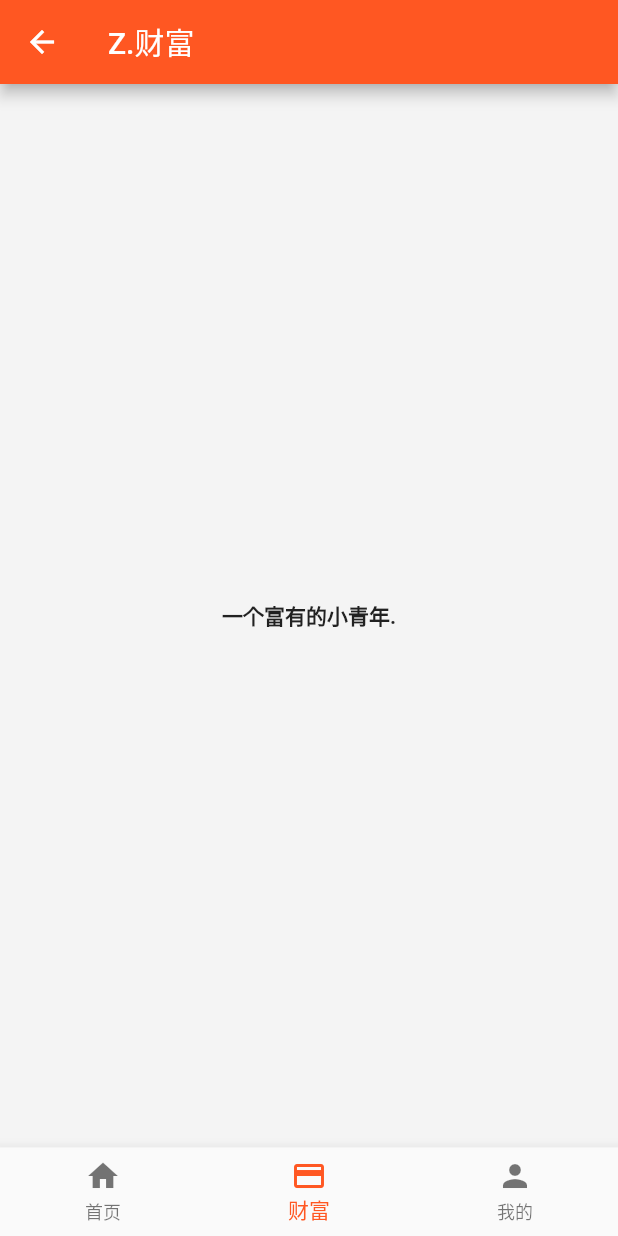
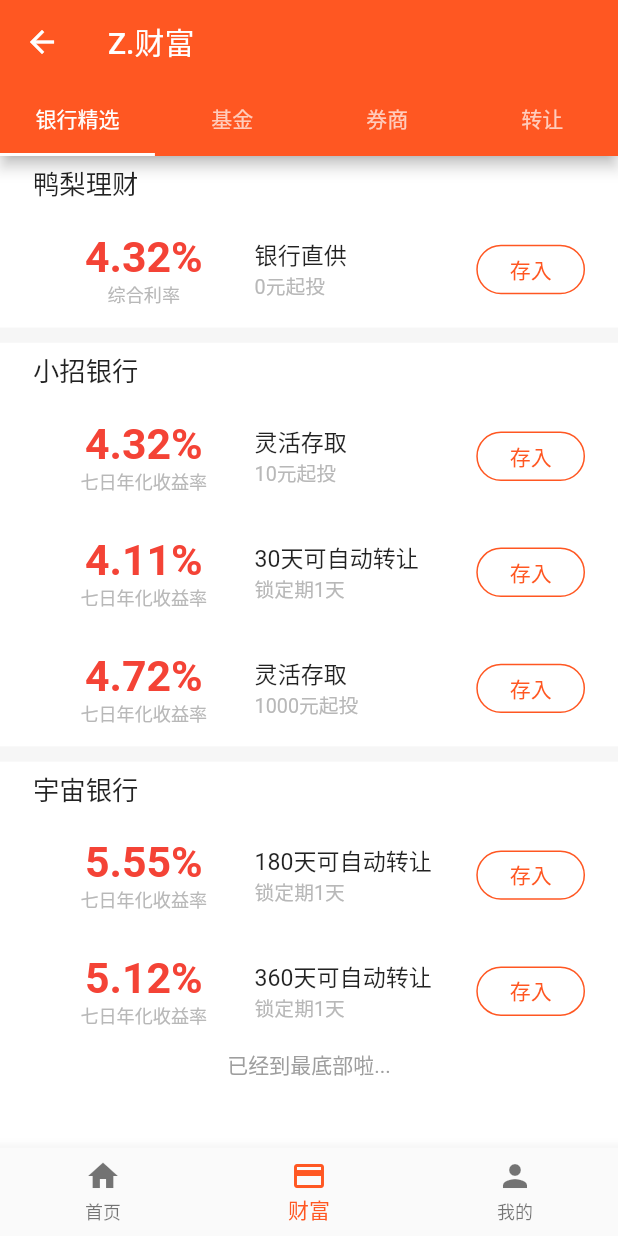
Before and after one commit to zhongmeizhi/fultter-example-app, a Flutter app: the MainPage screen opened by its route, item 2 of the bottom bar chosen, on a phone screen of 412 x 824 dp. Run offline on Flutter 3.47's test engine with Material 2 defaults, Android fonts, the phone set to English and light mode, and no system bars; our stand-ins replace flutter_screenutil; missing offline and left inert: common_utils.

Commit message:
修复首页跳转路径，增加银行理财页面

```diff
--- /dev/null
+++ b/lib/component/bank_product.dart
@@ -0,0 +1,100 @@
+
+import 'package:flutter/material.dart';
+import 'package:flutter_screenutil/flutter_screenutil.dart';
+
+class BankProduct extends StatelessWidget {
+
+  final item;
+  final Function intoChoicenessDetail;
+
+  BankProduct({this.item, this.intoChoicenessDetail});
+
+  @override
+  Widget build(BuildContext context) {
+
+    bool _containsProName = item.containsKey('pro');
+
+    return Container(
+      padding: EdgeInsets.only(top: ScreenUtil().setWidth(12), bottom: ScreenUtil().setWidth(12)),
+      child: Column(
+        children: <Widget>[
+          _containsProName ? _proNameWidget(item['pro']) : Container(height: 0.0,),
+          Row(
+            children: <Widget>[
+              Expanded(
+                flex: 1,
+                child: Column(
+                  children: <Widget>[
+                    Text(
+                      item['rate'],
+                      style: TextStyle(fontSize: ScreenUtil().setSp(26), fontWeight: FontWeight.w700, color: Colors.red)
+                    ),
+                    Text(
+                      item['rateTime'],
+                      style: TextStyle(fontSize: ScreenUtil().setSp(11), color: Color(0xFFB8B8B8))
+                    )
+                  ],
+                ),
+              ),
+              Expanded(
+                flex: 1,
+                child: Column(
+                  children: <Widget>[
+                    Row(
+                      children: <Widget>[
+                        Text(
+                          item['desc'],
+                          style: TextStyle(fontSize: ScreenUtil().setSp(14))
+                        ),
+                      ],
+                    ),
+                    Row(
+                      children: <Widget>[
+                        Text(
+                          item['limitDesc'],
+                          style: TextStyle(fontSize: ScreenUtil().setSp(12), color: Color(0xFFB8B8B8))
+                        )
+                      ],
+                    )
+                  ],
+                ),
+              ),
+              Container(
+                width: ScreenUtil().setWidth(66),
+                height: ScreenUtil().setWidth(30),
+                child: FlatButton(
+                  color: Colors.white,
+                  textColor: Colors.deepOrange,
+                  splashColor: Colors.white,
+                  highlightColor: Colors.white,
+                  child: Text("存入"),
+                  shape: RoundedRectangleBorder(
+                    borderRadius: BorderRadius.circular(20.0),
+                    side: BorderSide(style: BorderStyle.solid, color: Colors.deepOrange)
+                  ),
+                  onPressed: () => {
+                    intoChoicenessDetail(id: item['id'])
+                  }
+                )
+              )
+            ]
+          ),
+        ],
+      )
+    );
+  }
+}
+
+Widget _proNameWidget (productName) {
+  return Row(
+    children: <Widget>[
+      Padding(
+        padding: EdgeInsets.only(bottom: ScreenUtil().setWidth(9)),
+        child: Text(
+          productName,
+          style: TextStyle(fontSize: ScreenUtil().setSp(14), color: Color(0xFF666666))
+        )
+      )
+    ]
+  );
+}
--- a/lib/main.dart
+++ b/lib/main.dart
@@ -18,7 +18,7 @@ class MyApp extends StatelessWidget {
         primarySwatch: Colors.deepOrange,
       ),//注册路由表
     routes:{
-      "/MainPage": (context) => new MainPage(),
+      "MainPage": (context) => new MainPage(),
       "login_page": (context) => new LoginPage(title: '登录'),
     } ,
       home: SplashScreen(),
@@ -35,7 +35,13 @@ class MainPage extends StatefulWidget {
 }
 
 class _MainPageState extends State<MainPage> {
-  int _selectedIndex = 0;
+  int _selectedIndex;
+
+  @override
+  void initState() {
+    super.initState();
+    _selectedIndex = 0;
+  }
 
   @override
   Widget build(BuildContext context) {
--- a/lib/page/customer/customer_page.dart
+++ b/lib/page/customer/customer_page.dart
@@ -13,7 +13,7 @@ class _CustomerPageState extends State<CustomerPage> {
   @override
   Widget build(BuildContext context) {
     return Scaffold(
-      backgroundColor: Color(0xFFF4F4F4),
+      backgroundColor: Color(0xFFffffff),
       appBar: AppBar(
         title: Text('Z.我的'),
       ),
--- a/lib/page/home/home_page.dart
+++ b/lib/page/home/home_page.dart
@@ -1,5 +1,6 @@
 import 'package:flutter/material.dart';
 import 'package:flutter_screenutil/flutter_screenutil.dart';
+import 'package:flutter_app/component/bank_product.dart';
 
 class HomePage extends StatefulWidget {
   @override
@@ -186,88 +187,7 @@ Widget _choicenessWidget ({context, choiceList}) {
   final List<Widget> items = [];
   for (int i = 0; i < choiceList.length; i++) {
     Map item = choiceList[i];
-    items.add(
-      SizedBox(
-        height: ScreenUtil().setWidth(102),
-        child: Padding(
-          padding: EdgeInsets.only(top: ScreenUtil().setWidth(12), bottom: ScreenUtil().setWidth(12)),
-          child: Column(
-            children: <Widget>[Row(
-                  children: <Widget>[
-                  Padding(
-                    padding: EdgeInsets.only(bottom: ScreenUtil().setWidth(9)),
-                    child: Text(
-                      item['pro'],
-                      style: TextStyle(fontSize: ScreenUtil().setSp(14), color: Color(0xFF666666))
-                    )
-                  )
-                ]
-              ),
-              Row(
-                children: <Widget>[
-                  Expanded(
-                    flex: 1,
-                    child: Column(
-                      children: <Widget>[
-                        Text(
-                          item['rate'],
-                          style: TextStyle(fontSize: ScreenUtil().setSp(26), fontWeight: FontWeight.w700, color: Colors.red)
-                        ),
-                        Text(
-                          item['rateTime'],
-                          style: TextStyle(fontSize: ScreenUtil().setSp(11), color: Color(0xFFB8B8B8))
-                        )
-                      ],
-                    ),
-                  ),
-                  Expanded(
-                    flex: 1,
-                    child: Column(
-                      children: <Widget>[
-                        Row(
-                          children: <Widget>[
-                            Text(
-                              item['desc'],
-                              style: TextStyle(fontSize: ScreenUtil().setSp(14))
-                            ),
-                          ],
-                        ),
-                        Row(
-                          children: <Widget>[
-                            Text(
-                              item['limitDesc'],
-                              style: TextStyle(fontSize: ScreenUtil().setSp(12), color: Color(0xFFB8B8B8))
-                            )
-                          ],
-                        )
-                      ],
-                    ),
-                  ),
-                  Container(
-                    width: ScreenUtil().setWidth(66),
-                    height: ScreenUtil().setWidth(30),
-                    child: FlatButton(
-                      color: Colors.white,
-                      textColor: Colors.deepOrange,
-                      splashColor: Colors.white,
-                      highlightColor: Colors.white,
-                      child: Text("存入"),
-                      shape: RoundedRectangleBorder(
-                        borderRadius: BorderRadius.circular(20.0),
-                        side: BorderSide(style: BorderStyle.solid, color: Colors.deepOrange)
-                      ),
-                      onPressed: () => {
-                        _intoChoicenessDetail(id: item['id'])
-                      }
-                    )
-                  )
-                ]
-              ),
-            ],
-          )
-        )
-      )
-    );
+    items.add(new BankProduct(item: item, intoChoicenessDetail: _intoChoicenessDetail));
   }
 
   return Padding(
--- /dev/null
+++ b/lib/page/treasure/bank_selection_page.dart
@@ -0,0 +1,134 @@
+import 'package:flutter/material.dart';
+import 'package:flutter_screenutil/flutter_screenutil.dart';
+import 'package:flutter_app/component/bank_product.dart';
+
+class BankSelectionPage extends StatefulWidget {
+  final item;
+  BankSelectionPage({Key key, this.item}) : super(key: key);
+
+  @override
+  _BankSelectionState createState() => _BankSelectionState();
+
+}
+
+class _BankSelectionState extends State<BankSelectionPage> {
+
+  List _choiceList = [
+    {
+      'bankName': '鸭梨理财',
+      'productList': [
+        {
+          'id': 'c8',
+          'rate': '4.32%',
+          'rateTime': '综合利率',
+          'desc': '银行直供',
+          'limitDesc': '0元起投'
+        }
+      ]
+    }, {
+      'bankName': '小招银行',
+      'productList': [
+        {
+          'id': 'c1',
+          'rate': '4.32%',
+          'rateTime': '七日年化收益率',
+          'desc': '灵活存取',
+          'limitDesc': '10元起投'
+        }, {
+          'id': 'c6',
+          'rate': '4.11%',
+          'rateTime': '七日年化收益率',
+          'desc': '30天可自动转让',
+          'limitDesc': '锁定期1天'
+        }, {
+          'id': 'c4',
+          'rate': '4.72%',
+          'rateTime': '七日年化收益率',
+          'desc': '灵活存取',
+          'limitDesc': '1000元起投'
+        }
+      ]
+    }, {
+      'bankName': '宇宙银行',
+      'productList': [
+        {
+          'id': 'c3',
+          'rate': '5.55%',
+          'rateTime': '七日年化收益率',
+          'desc': '180天可自动转让',
+          'limitDesc': '锁定期1天'
+        }, {
+          'id': 'c5',
+          'rate': '5.12%',
+          'rateTime': '七日年化收益率',
+          'desc': '360天可自动转让',
+          'limitDesc': '锁定期1天'
+        }
+      ]
+    }
+  ];
+
+  final List<Widget> items = [];
+
+  void _intoChoicenessDetail({id}) {
+    print(id);
+    Navigator.pushNamed(context, "login_page");
+  }
+
+  @override
+  Widget build(BuildContext context) {
+
+    for (int i = 0; i < _choiceList.length; i++) {
+      Map bank = _choiceList[i];
+      List productList = bank['productList'];
+
+      // 银行名称
+      items.add(
+        Padding(
+          padding: EdgeInsets.symmetric(horizontal: ScreenUtil().setWidth(20), vertical: ScreenUtil().setWidth(5)),
+          child: Text(
+            bank['bankName'],
+            textAlign: TextAlign.start,
+            style: TextStyle(fontSize: ScreenUtil().setSp(16), fontWeight: FontWeight.w500),
+          )
+        )
+      );
+
+      // 银行产品添加
+      for (int j = 0; j < productList.length; j++) {
+        Map item = productList[j];
+        items.add(
+          Padding(
+            padding: EdgeInsets.symmetric(
+              horizontal: ScreenUtil().setWidth(20)
+            ),
+            child: new BankProduct(item: item, intoChoicenessDetail: _intoChoicenessDetail)
+          )
+        );
+      }
+
+      // 添加灰色横隔， 最底部不需要
+      if ((i + 1) < _choiceList.length) {
+        items.add(
+          Container(
+            height: ScreenUtil().setHeight(10),
+            color: Color(0xFFf6f6f6),
+          )
+        );
+      }
+    }
+
+    // 最底部提示
+    items.add(
+      SizedBox(
+        height: ScreenUtil().setWidth(36),
+        child: Text('已经到最底部啦...', textAlign: TextAlign.center, style: TextStyle(color: Colors.grey))
+      )
+    );
+
+    return ListView(
+      children: items,
+    );
+  }
+
+}
--- a/lib/page/treasure/treasure_page.dart
+++ b/lib/page/treasure/treasure_page.dart
@@ -1,32 +1,83 @@
 import 'package:flutter/material.dart';
+import 'package:flutter_screenutil/flutter_screenutil.dart';
+import 'package:flutter_app/page/treasure/bank_selection_page.dart';
 
 class TreasurePage extends StatefulWidget {
   @override
   _TreasurePageState createState() => _TreasurePageState();
 }
 
-class _TreasurePageState extends State<TreasurePage> {
+class _TreasurePageState extends State<TreasurePage> with SingleTickerProviderStateMixin {
+
+  List tabs = [
+    {
+      'id': 't1',
+      'label': '银行精选',
+    }, {
+      'id': 't2',
+      'label': '基金'
+    }, {
+      'id': 't3',
+      'label': '券商'
+    }, {
+      'id': 't4',
+      'label': '转让'
+    }, {
+      'id': 't5',
+      'label': '预约投资'
+    }, {
+      'id': 't6',
+      'label': '普惠'
+    },
+  ];
+  TabController _tabController;
+
+  _pickTab (val) {
+    print(val);
+  }
+
+  @override
+  void initState() {
+    super.initState();
+    // 创建Controller
+    // 只有 with SingleTickerProviderStateMixin 后才有 TickerProvider，也就是 this
+    _tabController = TabController(length: tabs.length, vsync: this);
+  }
 
   @override
   Widget build(BuildContext context) {
     return Scaffold(
-      backgroundColor: Color(0xFFF4F4F4),
+      backgroundColor: Color(0xFFffffff),
       appBar: AppBar(
         title: Text('Z.财富'),
+        bottom: TabBar(
+          controller: _tabController,
+          labelPadding: EdgeInsets.symmetric(horizontal: ScreenUtil().setWidth(2), vertical: 0),
+          isScrollable: true,
+          tabs: tabs.map((tab) {
+            return Container(
+              width: ScreenUtil().setWidth(90),
+              child: Tab(text: tab['label']),
+            );
+          }).toList(),
+          onTap: _pickTab,
+        ),
       ),
-      body: Container(
-        child: _userInfoWidget(),
-      )
+      body: new TabBarView(
+        controller: _tabController,
+        children: tabs.map((tab) {
+          switch (tab['id']) {
+            case 't1':
+              return BankSelectionPage(item: tab);
+            break;
+            default:
+              return Center(
+                child: Text(tab['label']),
+              );
+            break;
+          }
+        }).toList(),
+      ),
     );
   }
 }
-
-Widget _userInfoWidget () {
-  return Center(
-    child: Text(
-      '一个富有的小青年.',
-      overflow: TextOverflow.ellipsis,
-      style: TextStyle(fontWeight: FontWeight.bold),
-    ),
-  );
-}
--- a/lib/page/welcome/splash_page.dart
+++ b/lib/page/welcome/splash_page.dart
@@ -2,7 +2,7 @@
 import 'package:flutter/material.dart';
 import 'package:flutter_screenutil/flutter_screenutil.dart';
 import 'package:common_utils/common_utils.dart';
-import 'package:flutter_app/page/home/home_page.dart';
+import 'package:flutter_app/main.dart';
 
 class SplashScreen extends StatefulWidget {
   @override
@@ -26,7 +26,7 @@ class _SplashScreenState extends State<SplashScreen> with SingleTickerProviderSt
     _animation.addStatusListener((status) {
       if (status ==AnimationStatus.completed) {
         Navigator.of(context).pushAndRemoveUntil(
-          MaterialPageRoute(builder: (context) => HomePage()), (route) => route == null);
+          MaterialPageRoute(builder: (context) => MainPage()), (route) => route == null);
       }
     });
     _controller.forward();
@@ -39,7 +39,7 @@ class _SplashScreenState extends State<SplashScreen> with SingleTickerProviderSt
   }
 
   void _goMain() {
-    Navigator.of(context).pushReplacementNamed('/MainPage');
+    Navigator.of(context).pushReplacementNamed('MainPage');
   }
 
   void _doCountDown() {
@@ -74,7 +74,7 @@ class _SplashScreenState extends State<SplashScreen> with SingleTickerProviderSt
             child: new Image.asset(
               'assets/images/projector.png',
               width: double.infinity,
-              fit:BoxFit.fill,
+              fit: BoxFit.fill,
               height: double.infinity,
             ),
           ),
@@ -83,7 +83,6 @@ class _SplashScreenState extends State<SplashScreen> with SingleTickerProviderSt
             right: ScreenUtil().setWidth(11),
             child: new Container(
               alignment: Alignment.bottomRight,
-              margin: EdgeInsets.all(20),
               child: InkWell(
                 onTap: () {
                   _goMain();
@@ -93,7 +92,7 @@ class _SplashScreenState extends State<SplashScreen> with SingleTickerProviderSt
                   child: new Text('跳过 $_count s', style: new TextStyle(fontSize: ScreenUtil().setSp(12), color: Colors.white),),
                   decoration: new BoxDecoration(
                     color: Color(0x66000000),
-                    borderRadius: BorderRadius.all(Radius.circular(2.0)),
+                    borderRadius: BorderRadius.all(Radius.circular(ScreenUtil().setWidth(6))),
                     border: new Border.all(
                       width: ScreenUtil().setWidth(1),
                       color: Colors.blue[50],
```
Also changed, not shown: preview/bank_section.png (added), pubspec.lock, 1 other file.
